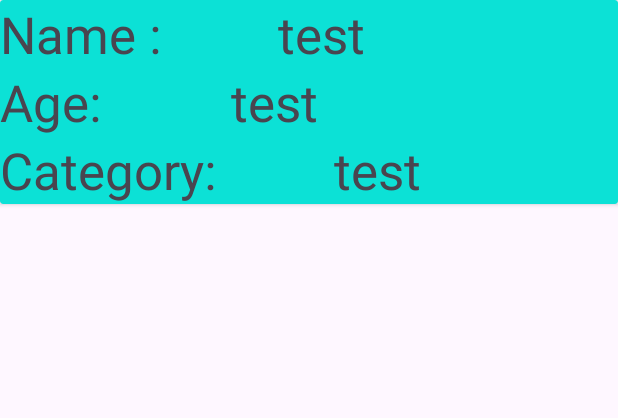
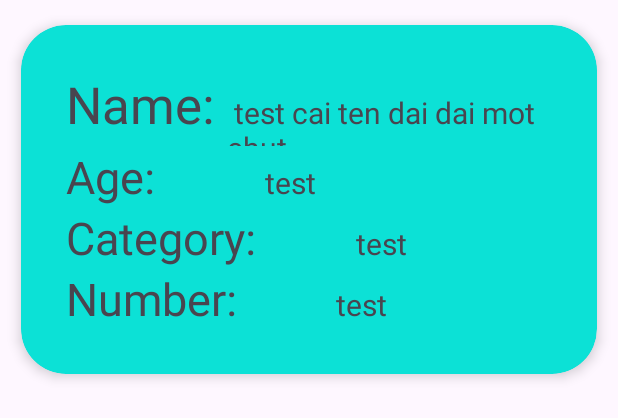
Before and after one commit to viet-data/GTech, an Android app: the layout item_doctor.xml on its own in the app's theme, with its tools: preview values and no code run, on a phone screen of 412 x 824 dp. Shown: the top 418 px of the screen. Run offline under Robolectric (Android 15) with nearby library versions, the phone set to English and light mode, and no system bars.

Commit message:
feature add doctor

```diff
--- a/app/src/main/AndroidManifest.xml
+++ b/app/src/main/AndroidManifest.xml
@@ -19,6 +19,9 @@
         android:supportsRtl="true"
         android:theme="@style/Theme.MyApplication"
         tools:targetApi="31">
+        <activity
+            android:name=".ui.admin.NewDoctorActivity"
+            android:exported="false" />
         <activity
             android:name=".ui.admin.ListDoctorsActivity"
             android:exported="false" />
--- a/app/src/main/java/com/example/myapplication/ui/Adapter/DoctorAdapter.java
+++ b/app/src/main/java/com/example/myapplication/ui/Adapter/DoctorAdapter.java
@@ -43,10 +43,11 @@ public class DoctorAdapter extends RecyclerView.Adapter<DoctorAdapter.DataViewHo
         holder.tvName.setText(String.valueOf(doctor.getName()));
         holder.tvAge.setText(String.valueOf(doctor.getAge()));
         holder.tvCategory.setText(String.valueOf(doctor.getCategory()));
+        holder.tvNumber.setText(String.valueOf(doctor.getNumber()));
     }
 
     public static class DataViewHolder extends RecyclerView.ViewHolder{
-        TextView tvName, tvAge, tvCategory;
+        TextView tvName, tvAge, tvCategory, tvNumber;
 
         public DataViewHolder(@NonNull View itemView){
             super(itemView);
@@ -54,6 +55,7 @@ public class DoctorAdapter extends RecyclerView.Adapter<DoctorAdapter.DataViewHo
             tvName = itemView.findViewById(R.id.tv_name);
             tvAge = itemView.findViewById(R.id.tv_age);
             tvCategory = itemView.findViewById(R.id.tv_category);
+            tvNumber = itemView.findViewById(R.id.tv_number);
         }
     }
 }
--- /dev/null
+++ b/app/src/main/res/drawable/baseline_elderly_24.xml
@@ -0,0 +1,5 @@
+<vector android:height="24dp" android:tint="#07FAE6"
+    android:viewportHeight="24" android:viewportWidth="24"
+    android:width="24dp" xmlns:android="http://schemas.android.com/apk/res/android">
+    <path android:fillColor="@android:color/white" android:pathData="M13.5,5.5c1.1,0 2,-0.9 2,-2s-0.9,-2 -2,-2s-2,0.9 -2,2S12.4,5.5 13.5,5.5zM20,12.5V23h-1V12.5c0,-0.28 -0.22,-0.5 -0.5,-0.5S18,12.22 18,12.5v1h-1v-0.69c-1.46,-0.38 -2.7,-1.29 -3.51,-2.52C13.18,11.16 13,12.07 13,13c0,0.23 0.02,0.46 0.03,0.69L15,16.5V23h-2v-5l-1.78,-2.54L11,19l-3,4l-1.6,-1.2L9,18.33V13c0,-1.15 0.18,-2.29 0.5,-3.39L8,10.46V14H6V9.3l5.4,-3.07l0,0.01c0.59,-0.31 1.32,-0.33 1.94,0.03c0.36,0.21 0.63,0.51 0.8,0.85l0,0l0.79,1.67C15.58,10.1 16.94,11 18.5,11C19.33,11 20,11.67 20,12.5z"/>
+</vector>
--- /dev/null
+++ b/app/src/main/res/drawable/baseline_health_and_safety_24.xml
@@ -0,0 +1,5 @@
+<vector android:height="24dp" android:tint="#07FAE6"
+    android:viewportHeight="24" android:viewportWidth="24"
+    android:width="24dp" xmlns:android="http://schemas.android.com/apk/res/android">
+    <path android:fillColor="@android:color/white" android:pathData="M10.5,13H8v-3h2.5V7.5h3V10H16v3h-2.5v2.5h-3V13zM12,2L4,5v6.09c0,5.05 3.41,9.76 8,10.91c4.59,-1.15 8,-5.86 8,-10.91V5L12,2z"/>
+</vector>
--- /dev/null
+++ b/app/src/main/res/drawable/baseline_person_24.xml
@@ -0,0 +1,5 @@
+<vector android:height="24dp" android:tint="#07FAE6"
+    android:viewportHeight="24" android:viewportWidth="24"
+    android:width="24dp" xmlns:android="http://schemas.android.com/apk/res/android">
+    <path android:fillColor="@android:color/white" android:pathData="M12,12c2.21,0 4,-1.79 4,-4s-1.79,-4 -4,-4 -4,1.79 -4,4 1.79,4 4,4zM12,14c-2.67,0 -8,1.34 -8,4v2h16v-2c0,-2.66 -5.33,-4 -8,-4z"/>
+</vector>
--- /dev/null
+++ b/app/src/main/res/drawable/baseline_phone_24.xml
@@ -0,0 +1,5 @@
+<vector android:height="24dp" android:tint="#07FAE6"
+    android:viewportHeight="24" android:viewportWidth="24"
+    android:width="24dp" xmlns:android="http://schemas.android.com/apk/res/android">
+    <path android:fillColor="@android:color/white" android:pathData="M6.62,10.79c1.44,2.83 3.76,5.14 6.59,6.59l2.2,-2.2c0.27,-0.27 0.67,-0.36 1.02,-0.24 1.12,0.37 2.33,0.57 3.57,0.57 0.55,0 1,0.45 1,1V20c0,0.55 -0.45,1 -1,1 -9.39,0 -17,-7.61 -17,-17 0,-0.55 0.45,-1 1,-1h3.5c0.55,0 1,0.45 1,1 0,1.25 0.2,2.45 0.57,3.57 0.11,0.35 0.03,0.74 -0.25,1.02l-2.2,2.2z"/>
+</vector>
--- /dev/null
+++ b/app/src/main/res/drawable/baseline_save_24.xml
@@ -0,0 +1,5 @@
+<vector android:height="24dp" android:tint="#07FAE6"
+    android:viewportHeight="24" android:viewportWidth="24"
+    android:width="24dp" xmlns:android="http://schemas.android.com/apk/res/android">
+    <path android:fillColor="@android:color/white" android:pathData="M17,3L5,3c-1.11,0 -2,0.9 -2,2v14c0,1.1 0.89,2 2,2h14c1.1,0 2,-0.9 2,-2L21,7l-4,-4zM12,19c-1.66,0 -3,-1.34 -3,-3s1.34,-3 3,-3 3,1.34 3,3 -1.34,3 -3,3zM15,9L5,9L5,5h10v4z"/>
+</vector>
--- a/app/src/main/res/layout/item_doctor.xml
+++ b/app/src/main/res/layout/item_doctor.xml
@@ -3,7 +3,12 @@
     xmlns:app="http://schemas.android.com/apk/res-auto"
     android:layout_width="match_parent"
     android:layout_height="wrap_content"
-    app:cardBackgroundColor="#0CE1D6">
+    app:cardBackgroundColor="#0CE1D6"
+    app:cardCornerRadius="30dp"
+    app:cardElevation="5dp"
+    app:cardPreventCornerOverlap="true"
+    app:cardUseCompatPadding="true"
+    app:contentPadding="30dp">
 
     <LinearLayout
         android:layout_width="wrap_content"
@@ -18,15 +23,15 @@
             <TextView
                 android:layout_width="wrap_content"
                 android:layout_height="wrap_content"
-                android:text="Name :         "
+                android:text="Name: "
                 android:textSize="34sp" />
 
             <TextView
                 android:id="@+id/tv_name"
                 android:layout_width="wrap_content"
                 android:layout_height="wrap_content"
-                android:text="test"
-                android:textSize="34sp" />
+                android:text=" test cai ten dai dai mot chut"
+                android:textSize="20sp" />
 
         </LinearLayout>
 
@@ -39,14 +44,14 @@
                 android:layout_width="wrap_content"
                 android:layout_height="wrap_content"
                 android:text="Age:          "
-                android:textSize="34sp" />
+                android:textSize="30sp" />
 
             <TextView
                 android:id="@+id/tv_age"
                 android:layout_width="wrap_content"
                 android:layout_height="wrap_content"
                 android:text="test"
-                android:textSize="34sp" />
+                android:textSize="20sp" />
 
         </LinearLayout>
 
@@ -59,16 +64,37 @@
                 android:layout_width="wrap_content"
                 android:layout_height="wrap_content"
                 android:text="Category:         "
-                android:textSize="34sp" />
+                android:textSize="30sp" />
 
             <TextView
                 android:id="@+id/tv_category"
                 android:layout_width="wrap_content"
                 android:layout_height="wrap_content"
                 android:text="test"
-                android:textSize="34sp" />
+                android:textSize="20sp" />
 
         </LinearLayout>
+
+        <LinearLayout
+            android:layout_width="wrap_content"
+            android:layout_height="wrap_content"
+            android:orientation="horizontal">
+
+            <TextView
+                android:layout_width="wrap_content"
+                android:layout_height="wrap_content"
+                android:text="Number:         "
+                android:textSize="30sp" />
+
+            <TextView
+                android:id="@+id/tv_number"
+                android:layout_width="wrap_content"
+                android:layout_height="wrap_content"
+                android:text="test"
+                android:textSize="20dp" />
+
+        </LinearLayout>
+
     </LinearLayout>
 
 </androidx.cardview.widget.CardView>
```
Also changed, not shown: app/src/main/java/com/example/myapplication/ui/admin/ListDoctorsActivity.java (+13 -0 lines), app/src/main/java/com/example/myapplication/ui/admin/NewDoctorActivity.java (added, +61 -0 lines), app/src/main/java/com/example/myapplication/ui/instance/Doctor.java (+12 -1 lines), app/src/main/res/layout/activity_new_doctor.xml (added, +95 -0 lines).
